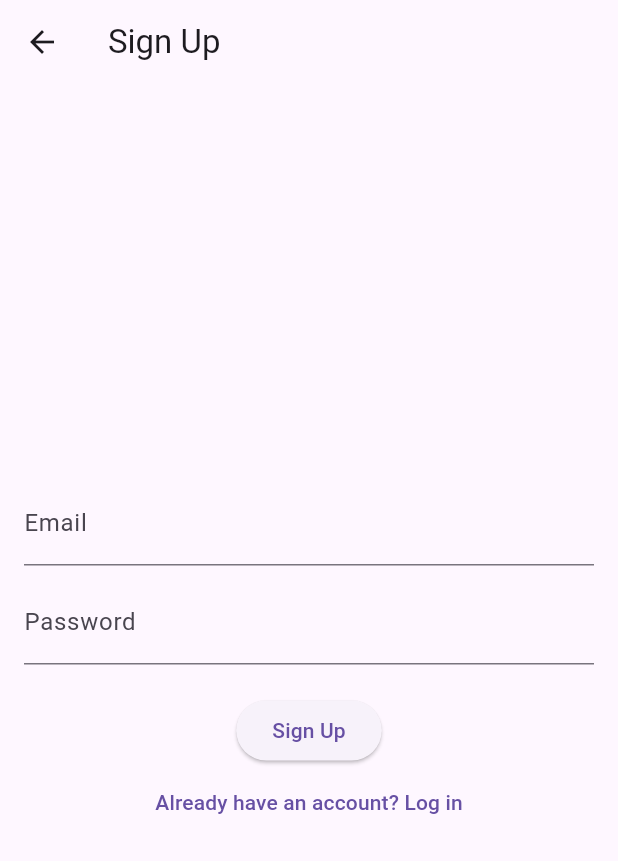
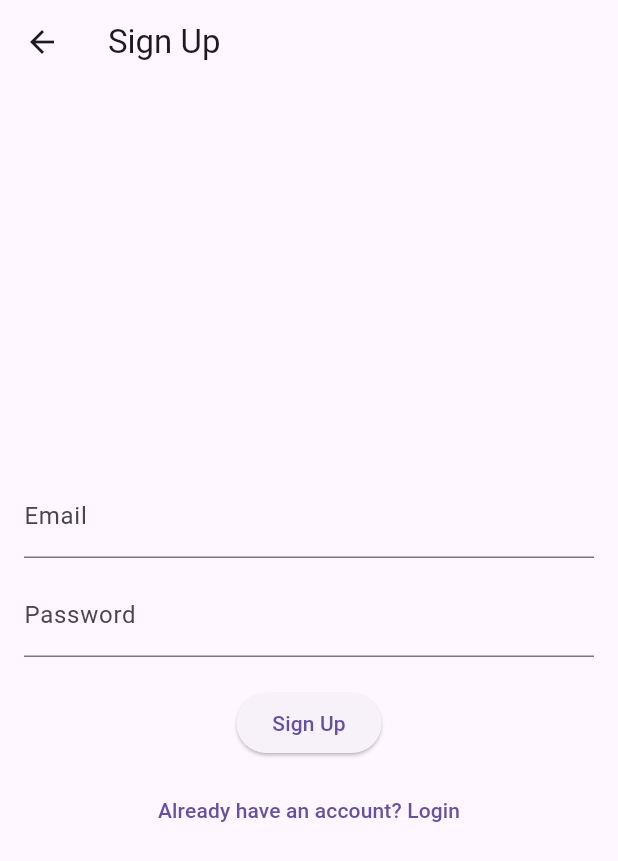
Before and after one commit to nilenjay/WeatherPredictionApp, a Flutter app: the SignupScreen screen opened directly, on a phone screen of 412 x 824 dp. Shown: the top 861 px of the screen. Run offline on Flutter 3.47's test engine with Material 3 defaults, Android fonts, the phone set to English and light mode, and no system bars; our stand-ins replace firebase_auth, firebase_core, geolocator, get, google_sign_in; accounts and stored records are empty; network calls fail.

Commit message:
Fixed Signup and Login

```diff
--- a/lib/screens/home_screen.dart
+++ b/lib/screens/home_screen.dart
@@ -28,7 +28,7 @@ class HomeScreen extends StatelessWidget {
             icon: const Icon(Icons.logout),
             onPressed: () async {
               await FirebaseAuth.instance.signOut();
-              Get.offAll(() => const LoginScreen()); // Return to login
+              Get.offAll(() => LoginScreen()); // Return to login
             },
           ),
         ],
--- a/lib/screens/signup_screen.dart
+++ b/lib/screens/signup_screen.dart
@@ -1,69 +1,53 @@
 import 'package:flutter/material.dart';
-import 'package:firebase_auth/firebase_auth.dart';
-import 'login_screen.dart';
+import 'package:get/get.dart';
+import '../controllers/auth_controller.dart';
 
-class SignupScreen extends StatefulWidget {
-  const SignupScreen({super.key});
+class SignupScreen extends StatelessWidget {
+  SignupScreen({super.key});
 
-  @override
-  State<SignupScreen> createState() => _SignupScreenState();
-}
+  final emailController = TextEditingController();
+  final passwordController = TextEditingController();
 
-class _SignupScreenState extends State<SignupScreen> {
-  final _emailController = TextEditingController();
-  final _passwordController = TextEditingController();
-
-  Future<void> _register() async {
-    try {
-      await FirebaseAuth.instance.createUserWithEmailAndPassword(
-        email: _emailController.text.trim(),
-        password: _passwordController.text.trim(),
-      );
-      ScaffoldMessenger.of(context).showSnackBar(
-        const SnackBar(content: Text('✅ Account created successfully!')),
-      );
-      Navigator.pushReplacement(
-        context,
-        MaterialPageRoute(builder: (context) => const LoginScreen()),
-      );
-    } catch (e) {
-      ScaffoldMessenger.of(context).showSnackBar(
-        SnackBar(content: Text('❌ Error: $e')),
-      );
-    }
-  }
+  final AuthController authController = Get.put(AuthController());
 
   @override
   Widget build(BuildContext context) {
     return Scaffold(
-      appBar: AppBar(title: const Text('Sign Up')),
+      appBar: AppBar(title: const Text("Sign Up")),
       body: Padding(
         padding: const EdgeInsets.all(16),
         child: Column(
           mainAxisAlignment: MainAxisAlignment.center,
           children: [
             TextField(
-              controller: _emailController,
-              decoration: const InputDecoration(labelText: 'Email'),
+              controller: emailController,
+              decoration: const InputDecoration(labelText: "Email"),
             ),
             const SizedBox(height: 10),
             TextField(
-              controller: _passwordController,
-              decoration: const InputDecoration(labelText: 'Password'),
+              controller: passwordController,
               obscureText: true,
+              decoration: const InputDecoration(labelText: "Password"),
             ),
             const SizedBox(height: 20),
-            ElevatedButton(
-              onPressed: _register,
-              child: const Text('Sign Up'),
-            ),
+            Obx(() => ElevatedButton(
+              onPressed: authController.isLoading.value
+                  ? null
+                  : () {
+                authController.signUp(
+                    emailController.text, passwordController.text);
+              },
+              child: authController.isLoading.value
+                  ? const CircularProgressIndicator(color: Colors.white)
+                  : const Text("Sign Up"),
+            )),
+            const SizedBox(height: 10),
             TextButton(
-              onPressed: () => Navigator.pushReplacement(
-                context,
-                MaterialPageRoute(builder: (context) => const LoginScreen()),
-              ),
-              child: const Text('Already have an account? Log in'),
-            ),
+              onPressed: () {
+                Get.back(); // navigate back to login screen
+              },
+              child: const Text("Already have an account? Login"),
+            )
           ],
         ),
       ),
```
Also changed, not shown: lib/controllers/auth_controller.dart (added, +77 -0 lines), lib/main.dart (+15 -18 lines), lib/screens/login_screen.dart (+30 -50 lines), 3 other files.
